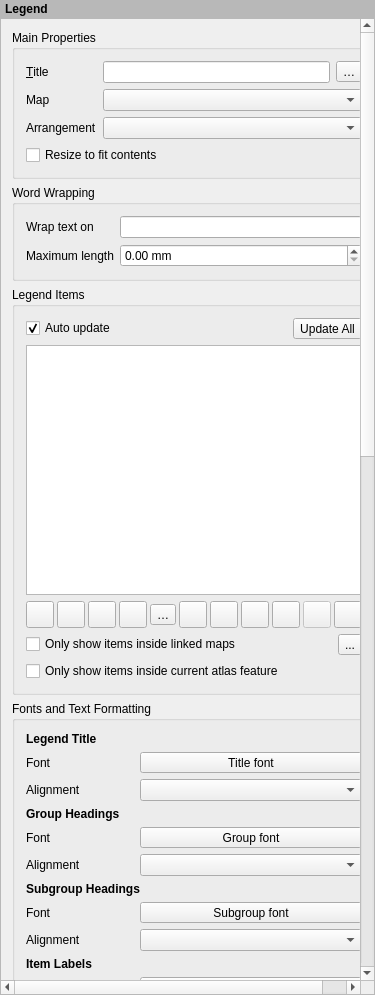
This is src/ui/layout/qgslayoutlegendwidgetbase.ui in qgis/QGIS as Qt 5 draws it before an edit. The edited form follows.
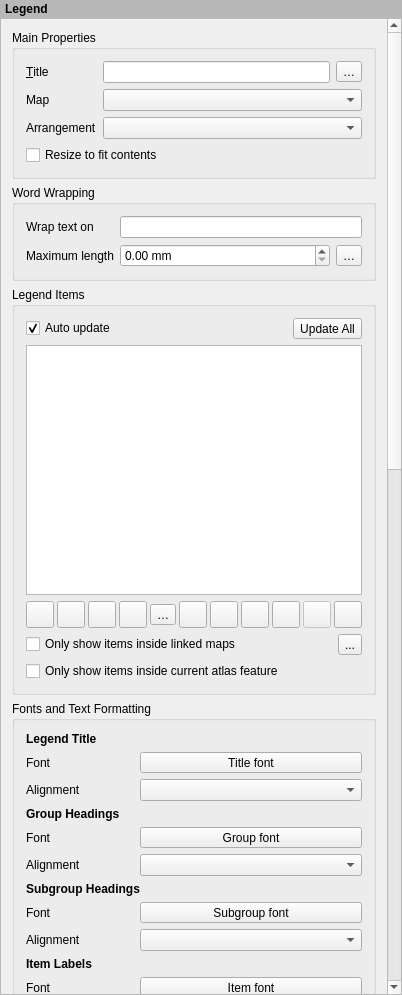
This is the edited form. Icons and pictures are not drawn. Custom widgets are drawn as their Qt base class.

Commit message: Allow data-defined control over legend wrap distance

```diff
--- a/src/ui/layout/qgslayoutlegendwidgetbase.ui
+++ b/src/ui/layout/qgslayoutlegendwidgetbase.ui
@@ -6,7 +6,7 @@
    <rect>
     <x>0</x>
     <y>0</y>
-    <width>375</width>
+    <width>402</width>
     <height>995</height>
    </rect>
   </property>
@@ -63,8 +63,8 @@
       <property name="geometry">
        <rect>
         <x>0</x>
-        <y>-76</y>
-        <width>385</width>
+        <y>0</y>
+        <width>386</width>
         <height>2334</height>
        </rect>
       </property>
@@ -139,14 +139,7 @@
          <property name="title">
           <string>Word Wrapping</string>
          </property>
-         <layout class="QGridLayout" name="gridLayout_6">
-          <item row="0" column="1">
-           <widget class="QLineEdit" name="mWrapCharLineEdit">
-            <property name="frame">
-             <bool>true</bool>
-            </property>
-           </widget>
-          </item>
+         <layout class="QGridLayout" name="gridLayout_6" columnstretch="0,1,0">
           <item row="0" column="0">
            <widget class="QLabel" name="label">
             <property name="text">
@@ -174,6 +167,20 @@
             </property>
            </widget>
           </item>
+          <item row="1" column="2">
+           <widget class="QgsPropertyOverrideButton" name="mLegendAutoWrapWidthDDBtn">
+            <property name="text">
+             <string>…</string>
+            </property>
+           </widget>
+          </item>
+          <item row="0" column="1" colspan="2">
+           <widget class="QLineEdit" name="mWrapCharLineEdit">
+            <property name="frame">
+             <bool>true</bool>
+            </property>
+           </widget>
+          </item>
          </layout>
         </widget>
        </item>
```
Left out of the diff: 1 changed line with no effect on the pictures. The commit also changes 9 other files.
